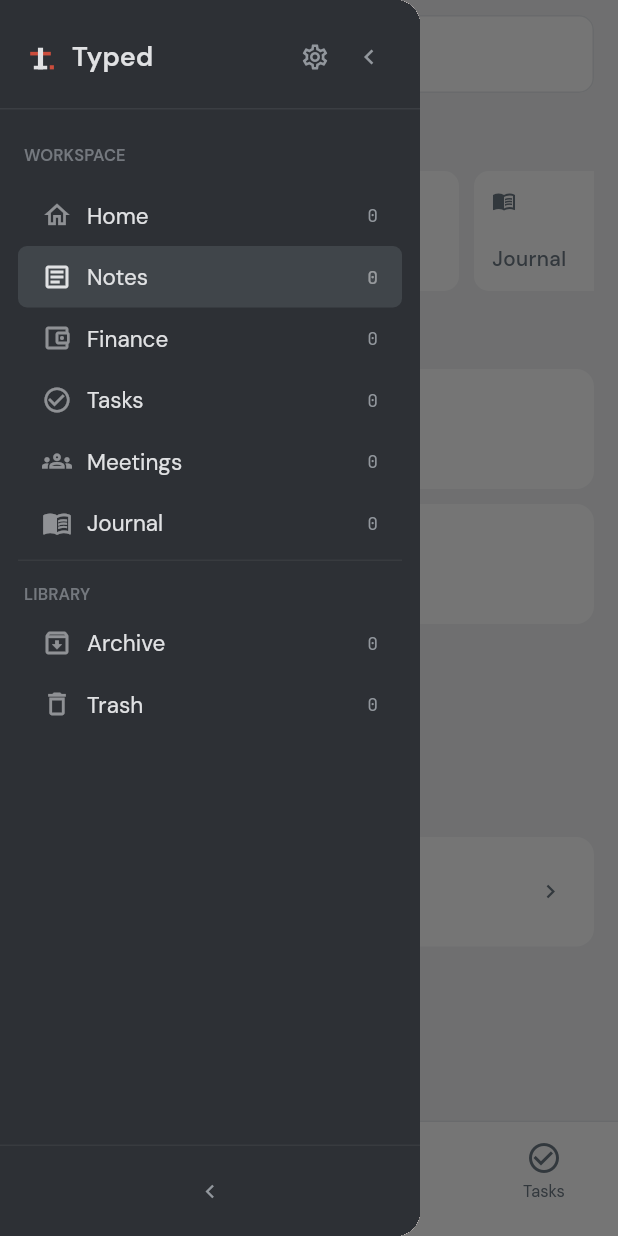
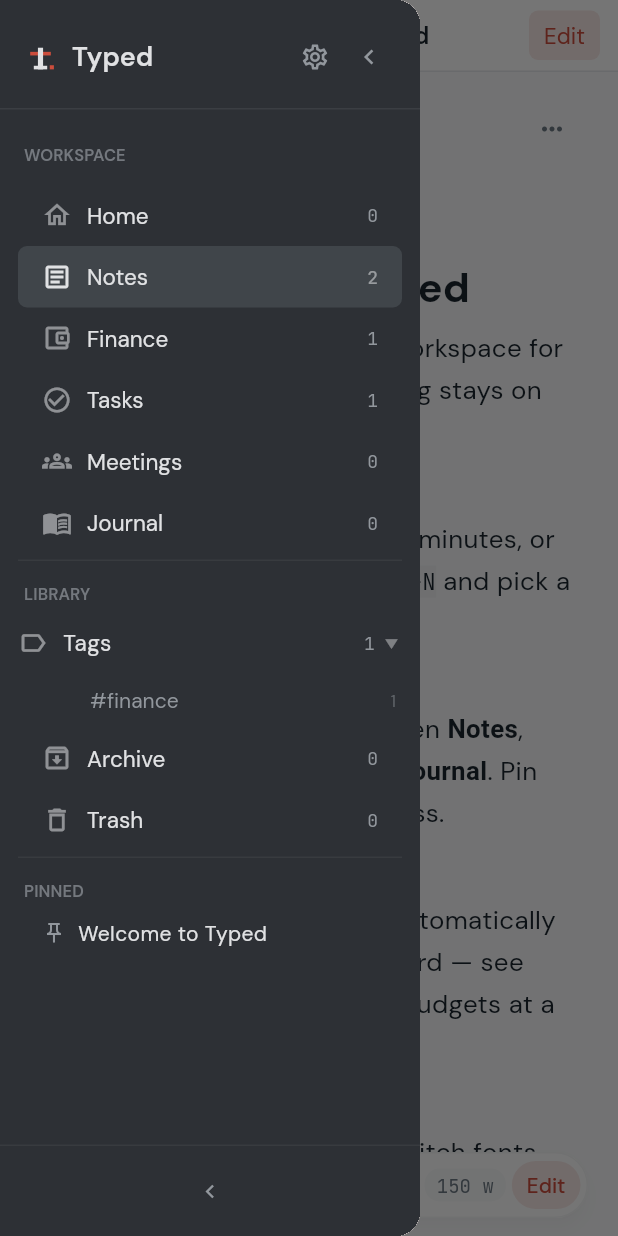
Before and after one commit to shaheenNawaf/typed, a Flutter app: the screen it shows after launch, with the side drawer open, on a phone screen of 412 x 824 dp. Run offline on Flutter 3.47's test engine with Material 3 defaults, Android fonts, the phone set to English and light mode, and no system bars; drawn by our look-alikes of flutter_markdown; our stand-ins replace file_picker, google_fonts, image_picker, share_plus, shared_preferences; missing offline and left inert: google_mlkit_text_recognition, markdown.

Commit message:
Added onboarding

```diff
--- a/lib/screens/home_screen.dart
+++ b/lib/screens/home_screen.dart
@@ -12,6 +12,7 @@
 import '../utils/backup.dart';
 import '../utils/finance_utils.dart';
 import '../utils/note_storage.dart';
+import '../utils/onboarding.dart';
 import '../utils/templates.dart';
 import '../widgets/brand_mark.dart';
 import '../widgets/settings_sheet.dart';
@@ -68,6 +69,19 @@
     if (hasData) {
       final loaded = await _storage.load();
       if (mounted) setState(() => notes = loaded);
+    } else {
+      final data = createOnboardingData();
+      if (mounted) {
+        setState(() {
+          notes = data.notes;
+          _budgets = data.budgets;
+          _currentNoteId = data.notes.first.id;
+          _showEditor = true;
+          _previewMode = true;
+        });
+      }
+      _storage.save(data.notes);
+      _storage.saveBudgets(data.budgets);
     }
     _generateRecurringEntries();
     final prefs = await SharedPreferences.getInstance();
@@ -770,12 +784,30 @@
     }
   }
 
+  void _showOnboarding() {
+    final existing = notes.where((n) => n.id.endsWith('_welcome'));
+    if (existing.isNotEmpty) {
+      _selectNote(existing.first.id);
+    } else {
+      final data = createOnboardingData();
+      setState(() {
+        notes = [...data.notes, ...notes];
+        _currentNoteId = data.notes.first.id;
+        _showEditor = true;
+        _previewMode = true;
+      });
+      _storage.save(notes);
+    }
+    _showSnackBar('Welcome note created');
+  }
+
   void _openSettings() {
     SettingsSheet.show(
       context,
       onExport: _exportNotes,
       onImport: _importNotes,
       onExportFinance: _exportFinance,
+      onShowOnboarding: _showOnboarding,
     );
   }
 
--- /dev/null
+++ b/lib/utils/onboarding.dart
@@ -0,0 +1,102 @@
+import '../models/budget.dart';
+import '../models/money_entry.dart';
+import '../models/note.dart';
+
+class OnboardingData {
+  final List<Note> notes;
+  final List<Budget> budgets;
+
+  const OnboardingData({required this.notes, required this.budgets});
+}
+
+const String kWelcomeContent = '# 👋 Welcome to Typed\n\n'
+    'Typed is a private, local-first workspace for notes and finances — '
+    'everything stays on your device.\n\n'
+    '## ✍️ Notes & Types\n'
+    'Create notes, journals, meeting minutes, or to-do lists. '
+    'Tap **+** or press `Ctrl+N` and pick a template.\n\n'
+    '## 📁 Sidebar\n'
+    'Use the sidebar to jump between **Notes**, **Tasks**, **Finance**, '
+    '**Meetings**, and **Journal**. Pin important notes for quick access.\n\n'
+    '## 💰 Finance\n'
+    'Any expense or income note automatically feeds into the **Finance** '
+    'dashboard — see totals, trends, categories, and budgets at a glance.\n\n'
+    '## 🎨 Themes\n'
+    'Open **Settings** (gear icon) to switch fonts, color palettes, '
+    'and dark/light mode.\n\n'
+    '---\n\n'
+    '### Getting started\n'
+    '- [ ] Write your first note\n'
+    '- [ ] Tag a note with a custom tag\n'
+    '- [ ] Visit the **Finance** dashboard\n'
+    '- [ ] Try dark mode in **Settings**\n\n'
+    '---\n\n'
+    '*You can edit or delete this note at any time.*';
+
+OnboardingData createOnboardingData() {
+  final now = DateTime.now();
+  final ts = now.millisecondsSinceEpoch;
+  final today = DateTime(now.year, now.month, now.day);
+  final yesterday = today.subtract(const Duration(days: 1));
+
+  const months = [
+    'Jan', 'Feb', 'Mar', 'Apr', 'May', 'Jun',
+    'Jul', 'Aug', 'Sep', 'Oct', 'Nov', 'Dec',
+  ];
+  final dateLabel = '${months[now.month - 1]} ${now.day}';
+
+  final welcome = Note(
+    id: 'n${ts}_welcome',
+    title: 'Welcome to Typed',
+    content: kWelcomeContent,
+    tags: [],
+    type: 'text',
+    isPinned: true,
+    createdAt: now,
+    updatedAt: now,
+  );
+
+  final sampleFinance = Note(
+    id: 'n${ts}_finance',
+    title: 'Quick expenses — $dateLabel',
+    content: '# Sample transactions\n\n'
+        'These entries show how finance tracking works. '
+        'Add your own or delete these to start fresh.\n',
+    tags: ['finance'],
+    type: 'expense',
+    currency: 'PHP',
+    amounts: [
+      MoneyEntry(
+        id: 'm${ts}_income',
+        amount: 15000,
+        category: 'Freelance',
+        date: yesterday,
+        note: 'Freelance project payment',
+        type: 'income',
+        currency: 'PHP',
+      ),
+      MoneyEntry(
+        id: 'm${ts}_expense',
+        amount: 180,
+        category: 'Food & Drink',
+        date: today,
+        note: 'Morning coffee',
+        type: 'expense',
+        currency: 'PHP',
+      ),
+    ],
+    createdAt: now,
+    updatedAt: now,
+  );
+
+  return OnboardingData(
+    notes: [welcome, sampleFinance],
+    budgets: [
+      Budget(
+        id: 'b${ts}_food',
+        category: 'Food & Drink',
+        limit: 10000,
+      ),
+    ],
+  );
+}
--- a/lib/widgets/settings_sheet.dart
+++ b/lib/widgets/settings_sheet.dart
@@ -8,12 +8,14 @@
   final Future<void> Function() onExport;
   final Future<void> Function() onImport;
   final Future<void> Function()? onExportFinance;
+  final VoidCallback? onShowOnboarding;
 
   const SettingsSheet({
     super.key,
     required this.onExport,
     required this.onImport,
     this.onExportFinance,
+    this.onShowOnboarding,
   });
 
   static Future<void> show(
@@ -21,6 +23,7 @@
     required Future<void> Function() onExport,
     required Future<void> Function() onImport,
     Future<void> Function()? onExportFinance,
+    VoidCallback? onShowOnboarding,
   }) {
     return showModalBottomSheet(
       context: context,
@@ -34,6 +37,7 @@
           onExport: onExport,
           onImport: onImport,
           onExportFinance: onExportFinance,
+          onShowOnboarding: onShowOnboarding,
         ),
       ),
     );
@@ -190,6 +194,18 @@
                   selected: controller.fontId == f.id,
                   onTap: () => controller.setFont(f.id),
                 ),
+              ),
+            ],
+            if (onShowOnboarding != null) ...[
+              const SizedBox(height: 4),
+              const Divider(height: 16, indent: 20, endIndent: 20),
+              _Option(
+                icon: Icons.tips_and_updates_outlined,
+                label: 'Show Welcome Note',
+                onTap: () {
+                  Navigator.pop(context);
+                  onShowOnboarding?.call();
+                },
               ),
             ],
             const SizedBox(height: 8),
```
Also changed, not shown: 1 other file.
